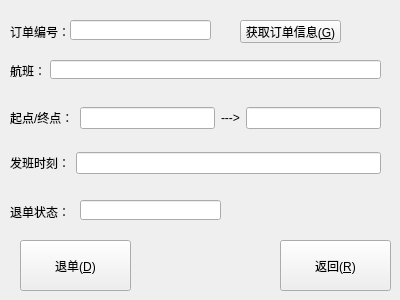
3944Realms/AirLife, file src/UI/widgets/orderdestroyerwidget.ui: the form before one commit.
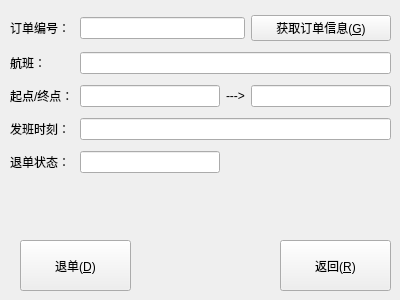
The form after the commit. Icons and pictures are not drawn.

Patch:
```diff
--- a/src/UI/widgets/orderdestroyerwidget.ui
+++ b/src/UI/widgets/orderdestroyerwidget.ui
@@ -23,130 +23,6 @@
    <iconset resource="../../../resource/resource.qrc">
     <normaloff>:/Logo/airLifeLogo.ico</normaloff>:/Logo/airLifeLogo.ico</iconset>
   </property>
-  <widget class="QLabel" name="airLifeFlightLabel">
-   <property name="geometry">
-    <rect>
-     <x>10</x>
-     <y>50</y>
-     <width>51</width>
-     <height>41</height>
-    </rect>
-   </property>
-   <property name="text">
-    <string>航班：</string>
-   </property>
-   <property name="alignment">
-    <set>Qt::AlignLeading|Qt::AlignLeft|Qt::AlignVCenter</set>
-   </property>
-  </widget>
-  <widget class="QWidget" name="verticalLayoutWidget">
-   <property name="geometry">
-    <rect>
-     <x>10</x>
-     <y>90</y>
-     <width>371</width>
-     <height>101</height>
-    </rect>
-   </property>
-   <layout class="QVBoxLayout" name="verticalLayout">
-    <item>
-     <layout class="QHBoxLayout" name="horizontalLayout">
-      <item>
-       <widget class="QLabel" name="airLifeSELabel">
-        <property name="text">
-         <string>起点/终点：</string>
-        </property>
-       </widget>
-      </item>
-      <item>
-       <widget class="QLineEdit" name="airLifeSLineEdit">
-        <property name="readOnly">
-         <bool>true</bool>
-        </property>
-       </widget>
-      </item>
-      <item>
-       <widget class="QLabel" name="airLifeArrowLabel">
-        <property name="text">
-         <string>---&gt;</string>
-        </property>
-       </widget>
-      </item>
-      <item>
-       <widget class="QLineEdit" name="airLifeELineEdit">
-        <property name="readOnly">
-         <bool>true</bool>
-        </property>
-       </widget>
-      </item>
-     </layout>
-    </item>
-    <item>
-     <layout class="QHBoxLayout" name="horizontalLayout_3">
-      <item>
-       <widget class="QLabel" name="airLifeSTimeELabel">
-        <property name="text">
-         <string>发班时刻：</string>
-        </property>
-       </widget>
-      </item>
-      <item>
-       <widget class="QLineEdit" name="airLifeTimeLineEdit">
-        <property name="readOnly">
-         <bool>true</bool>
-        </property>
-       </widget>
-      </item>
-     </layout>
-    </item>
-   </layout>
-  </widget>
-  <widget class="QLineEdit" name="airLifeOrderUUIDLineEdit">
-   <property name="geometry">
-    <rect>
-     <x>70</x>
-     <y>20</y>
-     <width>141</width>
-     <height>20</height>
-    </rect>
-   </property>
-  </widget>
-  <widget class="QLabel" name="airLifeOrderUUIDLabel">
-   <property name="geometry">
-    <rect>
-     <x>10</x>
-     <y>10</y>
-     <width>60</width>
-     <height>44</height>
-    </rect>
-   </property>
-   <property name="text">
-    <string>订单编号：</string>
-   </property>
-  </widget>
-  <widget class="QLineEdit" name="airLifeFlightLineEdit">
-   <property name="geometry">
-    <rect>
-     <x>50</x>
-     <y>60</y>
-     <width>331</width>
-     <height>19</height>
-    </rect>
-   </property>
-  </widget>
-  <widget class="QPushButton" name="pushButton">
-   <property name="geometry">
-    <rect>
-     <x>240</x>
-     <y>20</y>
-     <width>101</width>
-     <height>23</height>
-    </rect>
-   </property>
-   <property name="text">
-    <string>获取订单信息(&amp;G)</string>
-   </property>
-  </widget>
   <widget class="QPushButton" name="airLifeBackPushButton">
    <property name="geometry">
     <rect>
@@ -173,34 +49,106 @@
     <string>退单(&amp;D)</string>
    </property>
   </widget>
-  <widget class="QLineEdit" name="airLifeChargebackStatusLineEdit">
-   <property name="geometry">
-    <rect>
-     <x>80</x>
-     <y>200</y>
-     <width>141</width>
-     <height>20</height>
-    </rect>
-   </property>
-   <property name="text">
-    <string/>
-   </property>
-   <property name="readOnly">
-    <bool>true</bool>
-   </property>
-  </widget>
-  <widget class="QLabel" name="airLifeChargebackStatusLabel">
+  <widget class="QWidget" name="gridLayoutWidget">
    <property name="geometry">
     <rect>
      <x>10</x>
-     <y>190</y>
-     <width>60</width>
-     <height>44</height>
+     <y>10</y>
+     <width>381</width>
+     <height>171</height>
     </rect>
    </property>
-   <property name="text">
-    <string>退单状态：</string>
-   </property>
+   <layout class="QGridLayout" name="gridLayout">
+    <item row="3" column="1" colspan="3">
+     <widget class="QLineEdit" name="airLifeTimeLineEdit">
+      <property name="readOnly">
+       <bool>true</bool>
+      </property>
+     </widget>
+    </item>
+    <item row="1" column="1" colspan="3">
+     <widget class="QLineEdit" name="airLifeFlightLineEdit"/>
+    </item>
+    <item row="2" column="2">
+     <widget class="QLabel" name="airLifeArrowLabel">
+      <property name="text">
+       <string>---&gt;</string>
+      </property>
+     </widget>
+    </item>
+    <item row="0" column="3">
+     <widget class="QPushButton" name="pushButton">
+      <property name="text">
+       <string>获取订单信息(&amp;G)</string>
+      </property>
+     </widget>
+    </item>
+    <item row="2" column="3">
+     <widget class="QLineEdit" name="airLifeELineEdit">
+      <property name="readOnly">
+       <bool>true</bool>
+      </property>
+     </widget>
+    </item>
+    <item row="0" column="1" colspan="2">
+     <widget class="QLineEdit" name="airLifeOrderUUIDLineEdit"/>
+    </item>
+    <item row="3" column="0">
+     <widget class="QLabel" name="airLifeSTimeELabel">
+      <property name="text">
+       <string>发班时刻：</string>
+      </property>
+     </widget>
+    </item>
+    <item row="1" column="0">
+     <widget class="QLabel" name="airLifeFlightLabel">
+      <property name="text">
+       <string>航班：</string>
+      </property>
+      <property name="alignment">
+       <set>Qt::AlignLeading|Qt::AlignLeft|Qt::AlignVCenter</set>
+      </property>
+     </widget>
+    </item>
+    <item row="2" column="1">
+     <widget class="QLineEdit" name="airLifeSLineEdit">
+      <property name="readOnly">
+       <bool>true</bool>
+      </property>
+     </widget>
+    </item>
+    <item row="0" column="0">
+     <widget class="QLabel" name="airLifeOrderUUIDLabel">
+      <property name="text">
+       <string>订单编号：</string>
+      </property>
+     </widget>
+    </item>
+    <item row="2" column="0">
+     <widget class="QLabel" name="airLifeSELabel">
+      <property name="text">
+       <string>起点/终点：</string>
+      </property>
+     </widget>
+    </item>
+    <item row="4" column="0">
+     <widget class="QLabel" name="airLifeChargebackStatusLabel">
+      <property name="text">
+       <string>退单状态：</string>
+      </property>
+     </widget>
+    </item>
+    <item row="4" column="1">
+     <widget class="QLineEdit" name="airLifeChargebackStatusLineEdit">
+      <property name="text">
+       <string/>
+      </property>
+      <property name="readOnly">
+       <bool>true</bool>
+      </property>
+     </widget>
+    </item>
+   </layout>
   </widget>
  </widget>
  <resources>
```
